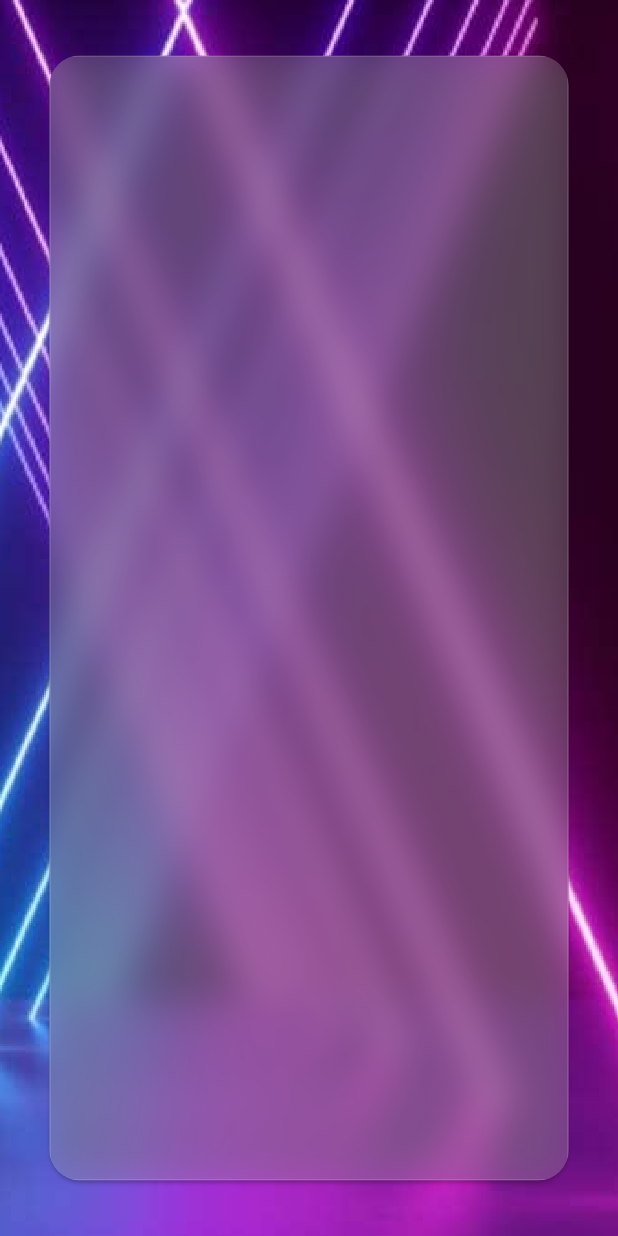
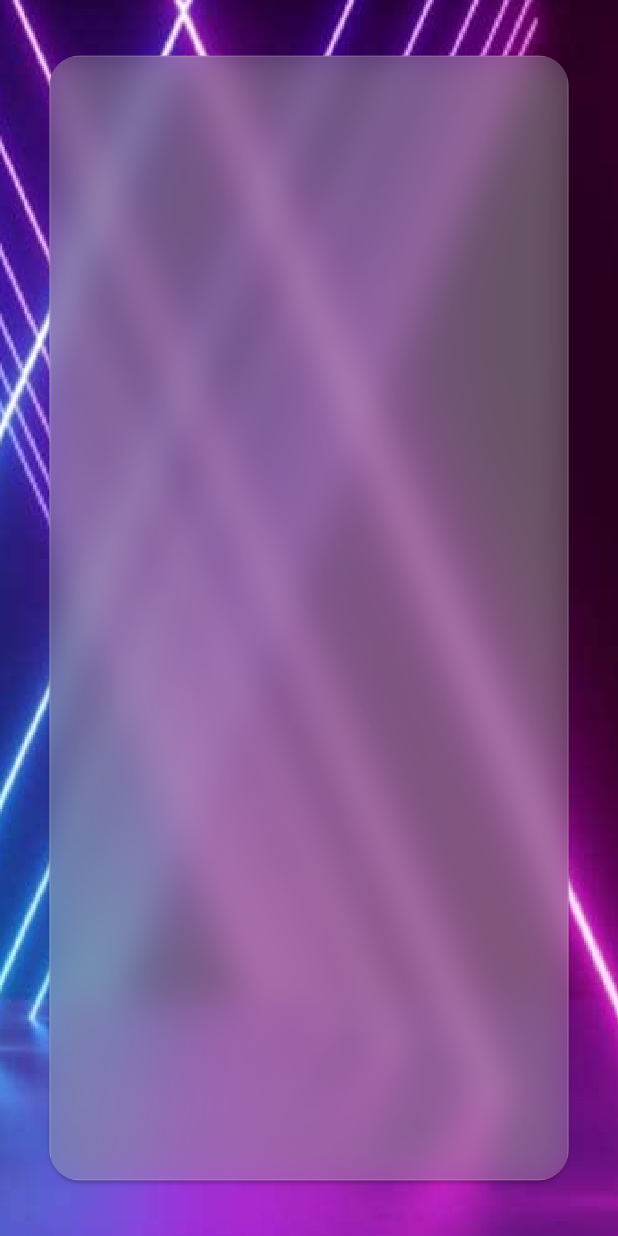
Before and after one commit to jinosh05/nike_landing_page, a Flutter app: the screen it shows after launch, on a phone screen of 412 x 824 dp. Run offline on Flutter 3.47's test engine with Material 2 defaults, Android fonts, the phone set to English and light mode, and no system bars; drawn by our look-alikes of glass_kit; our stand-ins replace google_fonts, responsive_builder.

```diff
--- a/lib/presentations/landing_page/landing_page.dart
+++ b/lib/presentations/landing_page/landing_page.dart
@@ -27,7 +27,7 @@ class LandingPage extends StatelessWidget {
       padding: EdgeInsets.symmetric(
           horizontal: SizeConfig.width_7, vertical: SizeConfig.height_4),
       child: Card(
-        color: Colors.white.withOpacity(0.12),
+        color: Colors.white.withOpacity(0.20),
         shape: RoundedRectangleBorder(
           borderRadius: BorderRadius.circular(SizeConfig.width_5),
         ),
@@ -35,7 +35,7 @@ class LandingPage extends StatelessWidget {
         child: GlassContainer(
           height: double.maxFinite,
           width: double.maxFinite,
-          color: AppBase.primaryColor.withAlpha(47),
+          color: AppBase.primaryColor.withAlpha(50),
           borderColor: Colors.white.withOpacity(0.15),
           child: ScreenTypeLayout(
             mobile: const LandingMobile(),
--- a/lib/presentations/landing_page/landing_tablet.dart
+++ b/lib/presentations/landing_page/landing_tablet.dart
@@ -31,7 +31,9 @@ class _LandingTabletState extends State<LandingTablet> {
             Positioned(
                 right: SizeConfig.width_40,
                 top: SizeConfig.height_2,
-                child: BlurCircleWidget())
+                child: BlurCircleWidget(
+                  size: SizeConfig.imgSize_25,
+                ))
           ],
         )),
         SizedBox(
```
Also changed, not shown: lib/widget/blur_circle_widget.dart (+17 -6 lines).
